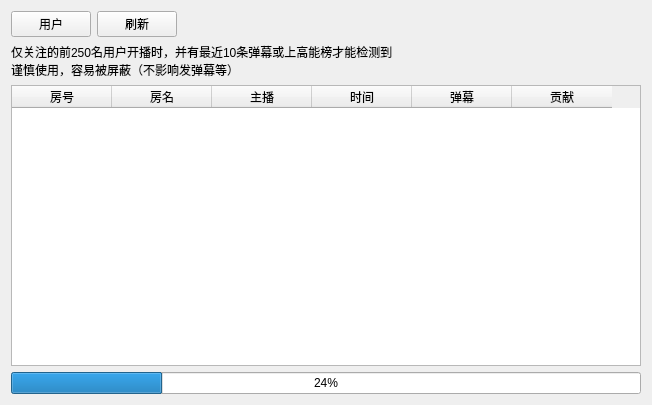
iwxyi/Bilibili-MagicalDanmaku, file widgets/catchyouwidget.ui: the form before one commit.
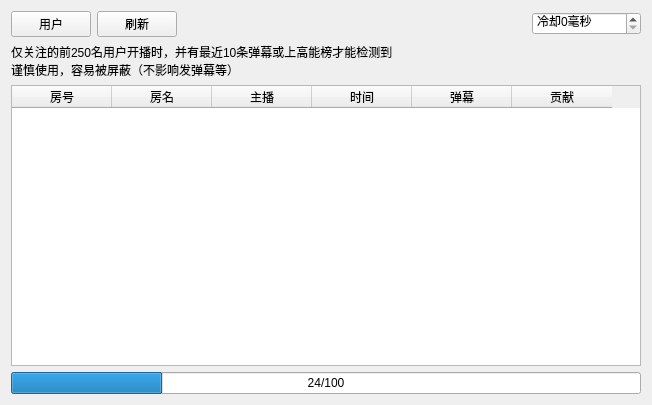
The form after the commit.

Commit message: 跑骚抓人冷却值

What changed in the file:
```diff
--- a/widgets/catchyouwidget.ui
+++ b/widgets/catchyouwidget.ui
@@ -43,6 +43,25 @@
        </property>
       </spacer>
      </item>
+     <item>
+      <widget class="QSpinBox" name="cdSpin">
+       <property name="toolTip">
+        <string>&lt;html&gt;&lt;head/&gt;&lt;body&gt;&lt;p&gt;适当提高冷却值，避免被B站屏蔽&lt;/p&gt;&lt;/body&gt;&lt;/html&gt;</string>
+       </property>
+       <property name="suffix">
+        <string>毫秒</string>
+       </property>
+       <property name="prefix">
+        <string>冷却</string>
+       </property>
+       <property name="maximum">
+        <number>60000</number>
+       </property>
+       <property name="singleStep">
+        <number>250</number>
+       </property>
+      </widget>
+     </item>
     </layout>
    </item>
    <item>
@@ -95,6 +114,9 @@
      <property name="value">
       <number>24</number>
      </property>
+     <property name="format">
+      <string>%v/%m</string>
+     </property>
     </widget>
    </item>
   </layout>
```
The commit also changes 2 other files.
